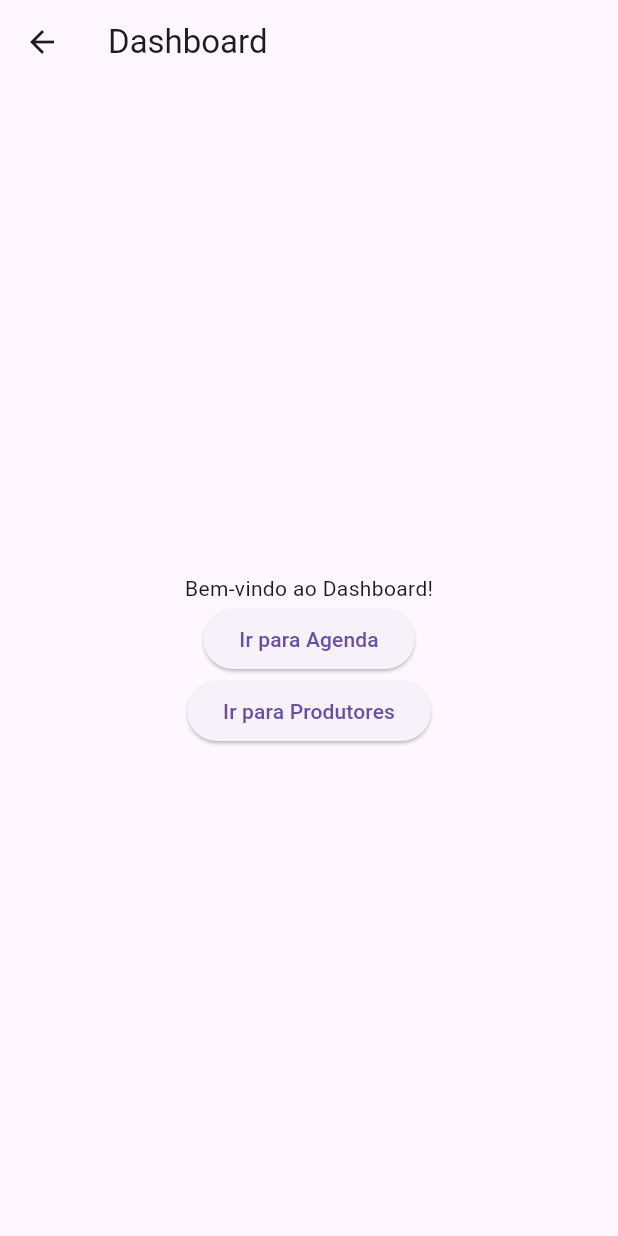
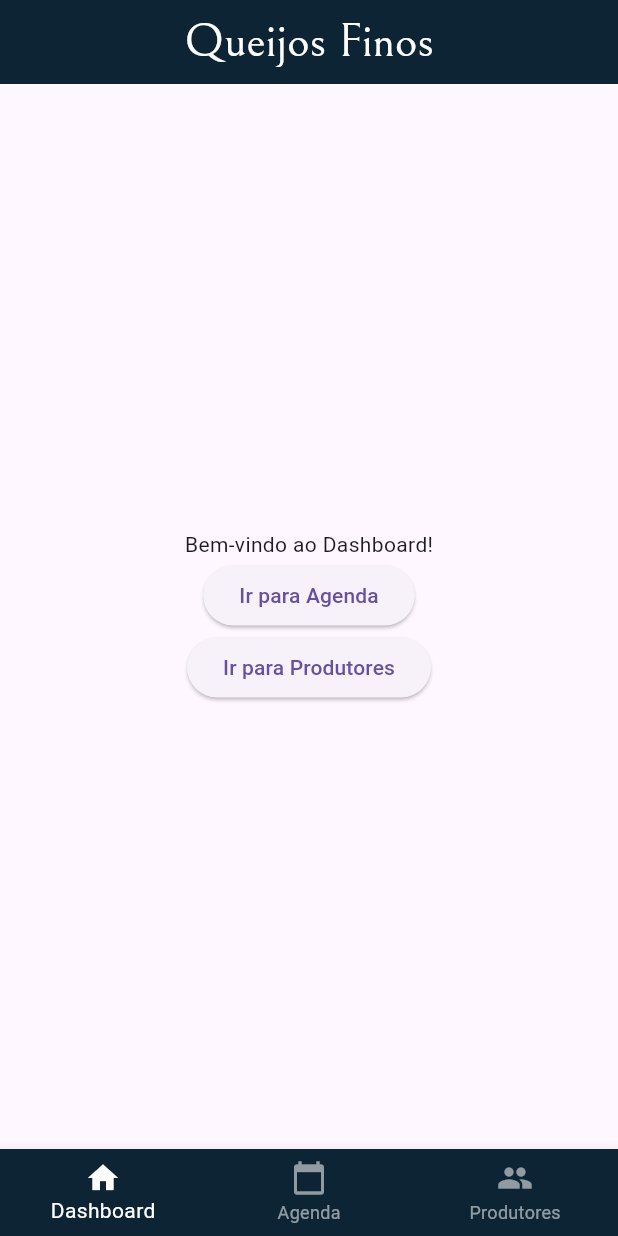
Before and after one commit to Os-Cupinxa/queijos-finos-mobile, a Flutter app: the DashboardPage screen opened by its route, on a phone screen of 412 x 824 dp. Run offline on Flutter 3.47's test engine with Material 3 defaults, Android fonts, the phone set to English and light mode, and no system bars.

Commit message:
feat: layout inicial para paginas autenticadas
- Header and Footer Navigation bar

```diff
--- a/queijo_finos_mobile/lib/main.dart
+++ b/queijo_finos_mobile/lib/main.dart
@@ -9,33 +9,43 @@ void main() {
 }
 
 class MyApp extends StatelessWidget {
-  // Simulação de autenticação
-  bool isAuthenticated =
-      false; // Altere isso para true quando o usuário estiver logado
+  bool isAuthenticated = true; // Simulação de autenticação
 
   @override
   Widget build(BuildContext context) {
     return MaterialApp(
       title: 'Flutter App',
-      initialRoute: '/',
+      initialRoute: '/login',
       onGenerateRoute: (settings) {
-        if (settings.name == '/dashboard' ||
-            settings.name == '/agenda' ||
-            settings.name == '/produtores') {
-          // TODO - Implementar autenticação
-          // if (!isAuthenticated) {
-          //   return MaterialPageRoute(builder: (context) => LoginPage());
-          // }
+        if ((settings.name == '/dashboard' ||
+                settings.name == '/agenda' ||
+                settings.name == '/produtores') &&
+            !isAuthenticated) {
+          // Redirecionar para Login se não estiver autenticado
+          return MaterialPageRoute(builder: (context) => LoginPage());
         }
+
         switch (settings.name) {
-          case '/':
+          case '/login':
             return MaterialPageRoute(builder: (context) => LoginPage());
           case '/agenda':
-            return MaterialPageRoute(builder: (context) => AgendaPage());
+            return MaterialPageRoute(
+                builder: (context) => AuthenticatedLayout(
+                      child: AgendaPage(),
+                      selectedIndex: 1,
+                    ));
           case '/produtores':
-            return MaterialPageRoute(builder: (context) => ProdutoresPage());
+            return MaterialPageRoute(
+                builder: (context) => AuthenticatedLayout(
+                      child: ProdutoresPage(),
+                      selectedIndex: 2,
+                    ));
           case '/dashboard':
-            return MaterialPageRoute(builder: (context) => DashboardPage());
+            return MaterialPageRoute(
+                builder: (context) => AuthenticatedLayout(
+                      child: DashboardPage(),
+                      selectedIndex: 0,
+                    ));
           default:
             return MaterialPageRoute(builder: (context) => LoginPage());
         }
@@ -43,3 +53,66 @@ class MyApp extends StatelessWidget {
     );
   }
 }
+
+class AuthenticatedLayout extends StatelessWidget {
+  final Widget child;
+  final int selectedIndex;
+
+  const AuthenticatedLayout({
+    required this.child,
+    required this.selectedIndex,
+  });
+
+  @override
+  Widget build(BuildContext context) {
+    return Scaffold(
+      appBar: AppBar(
+        backgroundColor: const Color(0xFF0D2434),
+        title: const Text(
+          'Queijos Finos',
+          style: TextStyle(
+            color: Colors.white,
+            fontFamily: 'Bellefair',
+            fontSize: 32.0,
+          ),
+        ),
+        centerTitle: true,
+        automaticallyImplyLeading: false,
+      ),
+      body: child,
+      bottomNavigationBar: BottomNavigationBar(
+        backgroundColor: const Color(0xFF0D2434),
+        selectedItemColor: Colors.white,
+        unselectedItemColor: Colors.white54,
+        currentIndex: selectedIndex,
+        items: const <BottomNavigationBarItem>[
+          BottomNavigationBarItem(
+            icon: Icon(Icons.home),
+            label: 'Dashboard',
+          ),
+          BottomNavigationBarItem(
+            icon: Icon(Icons.calendar_today),
+            label: 'Agenda',
+          ),
+          BottomNavigationBarItem(
+            icon: Icon(Icons.people),
+            label: 'Produtores',
+          ),
+        ],
+        onTap: (int index) {
+          switch (index) {
+            case 0:
+              Navigator.pushReplacementNamed(context, '/dashboard');
+              break;
+            case 1:
+              Navigator.pushReplacementNamed(context, '/agenda');
+              break;
+            case 2:
+              Navigator.pushReplacementNamed(context, '/produtores');
+              break;
+          }
+        },
+      ),
+    );
+  }
+}
--- a/queijo_finos_mobile/lib/ui/screens/DashboardPage.dart
+++ b/queijo_finos_mobile/lib/ui/screens/DashboardPage.dart
@@ -4,7 +4,6 @@ class DashboardPage extends StatelessWidget {
   @override
   Widget build(BuildContext context) {
     return Scaffold(
-      appBar: AppBar(title: Text('Dashboard')),
       body: Center(
         child: Column(
           mainAxisAlignment: MainAxisAlignment.center,
--- a/queijo_finos_mobile/lib/ui/screens/ProdutoresPage.dart
+++ b/queijo_finos_mobile/lib/ui/screens/ProdutoresPage.dart
@@ -4,7 +4,6 @@ class ProdutoresPage extends StatelessWidget {
   @override
   Widget build(BuildContext context) {
     return Scaffold(
-      appBar: AppBar(title: Text('Produtores')),
       body: Center(
         child: Text('Página de Produtores'),
       ),
```
Also changed, not shown: queijo_finos_mobile/lib/ui/screens/AgendaPage.dart (+11 -3 lines).
